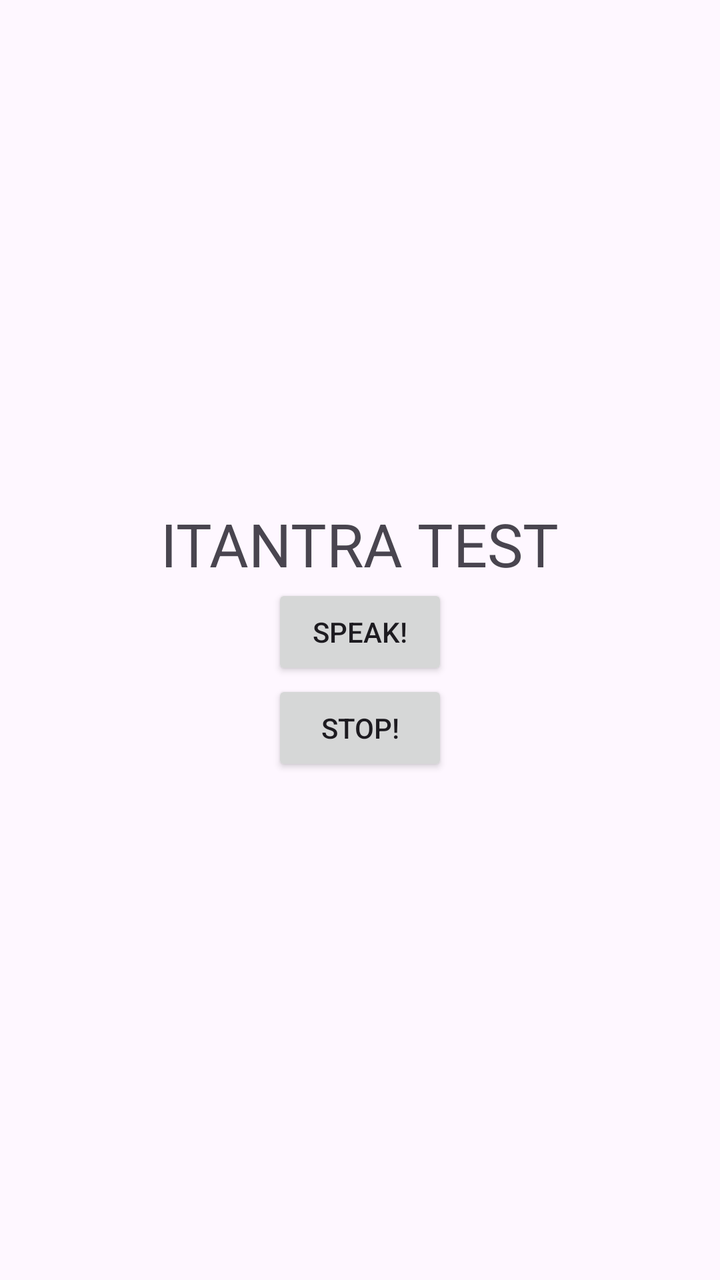
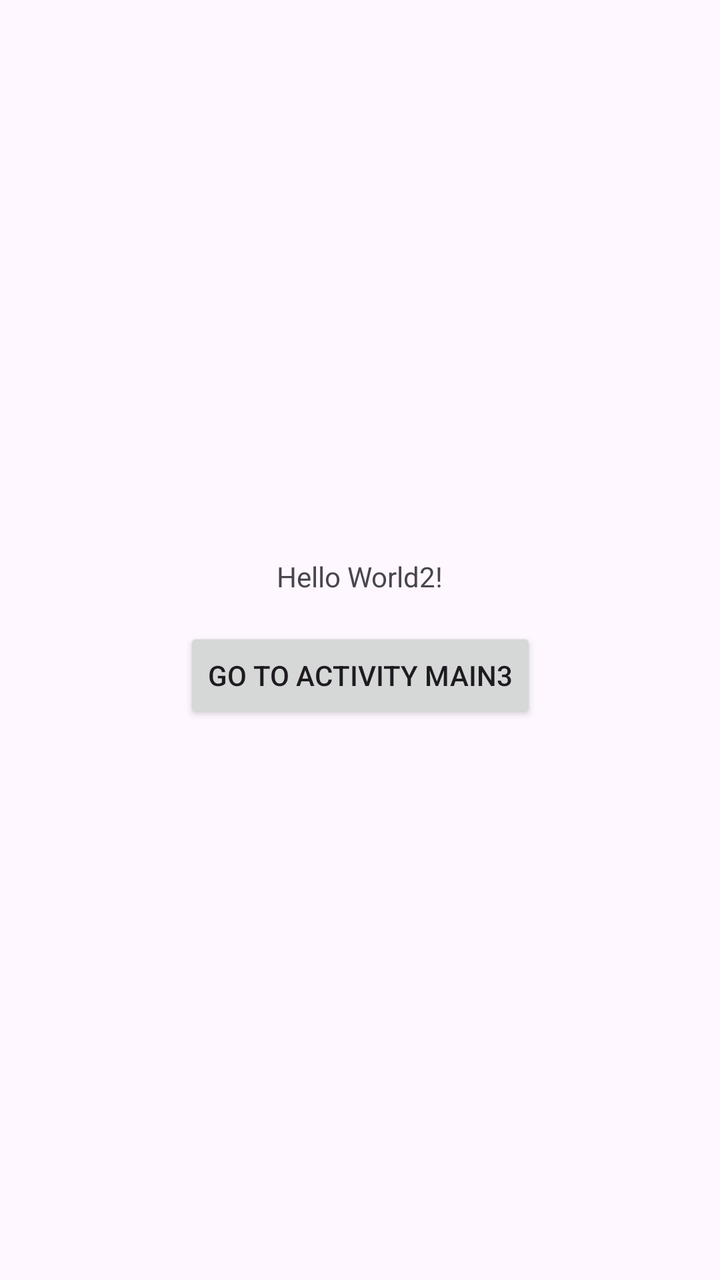

Compare the two renders of this Android layout. The source of the first and the diff that turns it into the second are given below.
<!-- AndroidManifest.xml: application theme Theme.ITantraSIH -->
<!-- res/layout/activity_main.xml -->
<?xml version="1.0" encoding="utf-8"?>
<LinearLayout xmlns:android="http://schemas.android.com/apk/res/android"
    android:layout_width="match_parent"
    android:layout_height="match_parent"
    android:gravity="center"
    android:orientation="vertical">

    <TextView
        android:layout_width="wrap_content"
        android:layout_height="wrap_content"
        android:text="ITANTRA TEST"
        android:textSize="30sp" />

    <Button
        android:id="@+id/speakButton"
        android:layout_width="wrap_content"
        android:layout_height="wrap_content"
        android:text="Speak!" />

    <Button
        android:id="@+id/stopButton"
        android:layout_width="wrap_content"
        android:layout_height="wrap_content"
        android:text="Stop!" />

</LinearLayout>
<!-- resources referenced by this layout -->
<resources>
  <style name="Theme.ITantraSIH" parent="Base.Theme.ITantraSIH" />
  <style name="Base.Theme.ITantraSIH" parent="Theme.Material3.DayNight.NoActionBar">
          
          
      </style>
</resources>

<!-- the commit's change to res/layout/activity_main.xml (unified diff, before → after) -->
@@ -1,26 +1,32 @@
 <?xml version="1.0" encoding="utf-8"?>
-<LinearLayout xmlns:android="http://schemas.android.com/apk/res/android"
+<androidx.constraintlayout.widget.ConstraintLayout xmlns:android="http://schemas.android.com/apk/res/android"
+    xmlns:app="http://schemas.android.com/apk/res-auto"
+    xmlns:tools="http://schemas.android.com/tools"
+    android:id="@+id/main"
     android:layout_width="match_parent"
     android:layout_height="match_parent"
-    android:gravity="center"
-    android:orientation="vertical">
+    tools:context=".MainActivity">
 
     <TextView
+        android:id="@+id/textView"
         android:layout_width="wrap_content"
         android:layout_height="wrap_content"
-        android:text="ITANTRA TEST"
-        android:textSize="30sp" />
+        android:text="Hello World2!"
+        app:layout_constraintBottom_toTopOf="@+id/btnGoToMain3"
+        app:layout_constraintEnd_toEndOf="parent"
+        app:layout_constraintStart_toStartOf="parent"
+        app:layout_constraintTop_toTopOf="parent"
+        app:layout_constraintVertical_chainStyle="packed" />
 
     <Button
-        android:id="@+id/speakButton"
+        android:id="@+id/btnGoToMain3"
         android:layout_width="wrap_content"
         android:layout_height="wrap_content"
-        android:text="Speak!" />
+        android:layout_marginTop="16dp"
+        android:text="Go to Activity Main3"
+        app:layout_constraintBottom_toBottomOf="parent"
+        app:layout_constraintEnd_toEndOf="parent"
+        app:layout_constraintStart_toStartOf="parent"
+        app:layout_constraintTop_toBottomOf="@id/textView" />
 
-    <Button
-        android:id="@+id/stopButton"
-        android:layout_width="wrap_content"
-        android:layout_height="wrap_content"
-        android:text="Stop!" />
-
-</LinearLayout>
+</androidx.constraintlayout.widget.ConstraintLayout>
